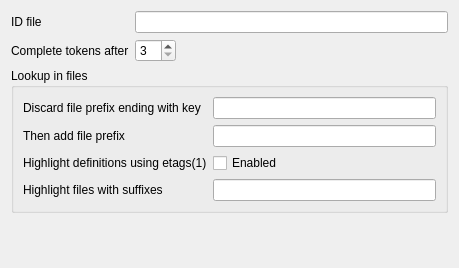
The window that kate/plugins/pate/src/plugins/gid/config.ui (KDE/kate) describes before a commit, drawn with Qt 5.
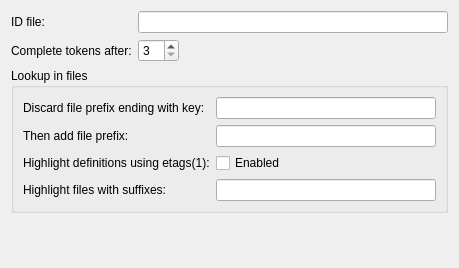
The same window after the commit. Custom widgets are drawn as their Qt base class.

Commit message: Labels to list boxes, input fields, etc. should end in colon. http://techbase.kde.org/Projects/Usability/HIG/Form_Label_Alignment

The edit to the form file:
```diff
--- a/kate/plugins/pate/src/plugins/gid/config.ui
+++ b/kate/plugins/pate/src/plugins/gid/config.ui
@@ -20,7 +20,7 @@
    <item row="0" column="0">
     <widget class="QLabel" name="labelIdFile">
      <property name="text">
-      <string>ID file</string>
+      <string>ID file:</string>
      </property>
      <property name="buddy">
       <cstring>idFile</cstring>
@@ -40,7 +40,7 @@
    <item row="1" column="0">
     <widget class="QLabel" name="labelKeySize">
      <property name="text">
-      <string>Complete tokens after</string>
+      <string>Complete tokens after:</string>
      </property>
      <property name="buddy">
       <cstring>keySize</cstring>
@@ -69,7 +69,7 @@
       <item row="0" column="0">
        <widget class="QLabel" name="labelSrcIn">
         <property name="text">
-         <string>Discard file prefix ending with key</string>
+         <string>Discard file prefix ending with key:</string>
         </property>
         <property name="buddy">
          <cstring>idFile</cstring>
@@ -86,7 +86,7 @@
       <item row="2" column="0">
        <widget class="QLabel" name="labelSrcOut">
         <property name="text">
-         <string>Then add file prefix</string>
+         <string>Then add file prefix:</string>
         </property>
         <property name="buddy">
          <cstring>srcOut</cstring>
@@ -103,7 +103,7 @@
       <item row="5" column="0">
        <widget class="QLabel" name="labelUseSuffixes">
         <property name="text">
-         <string>Highlight files with suffixes</string>
+         <string>Highlight files with suffixes:</string>
         </property>
         <property name="buddy">
          <cstring>useSuffixes</cstring>
@@ -130,7 +130,7 @@
       <item row="3" column="0">
        <widget class="QLabel" name="labelUseEtags">
         <property name="text">
-         <string>Highlight definitions using etags(1)</string>
+         <string>Highlight definitions using etags(1):</string>
         </property>
        </widget>
       </item>
```
The commit also changes 3 other files.
